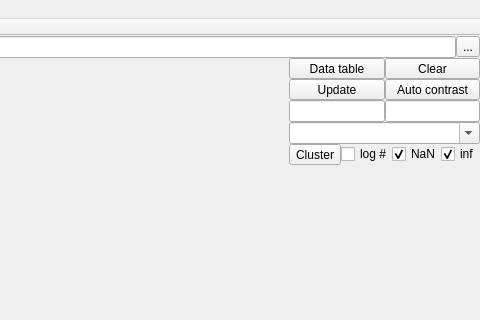
Fluorescence-Tools/ndxplorer, file ndxplorer/plot_main.ui: the form before one commit; both pictures show x 442 to 922 and y 0 to 320 of the 922 by 620 pixel window.
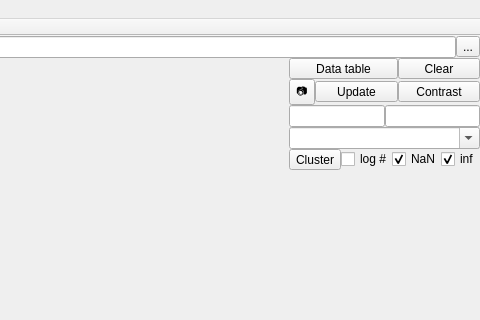
The form after the commit. Icons and pictures are not drawn.

Commit message:
Add default axes support and screenshot functionality
- Introduce `default_axes` configuration in settings for X/Y/Z/weight pre-selections.
- Implement screenshot tool button and saving workflow with customizable formats.
- Enhance dataset loading to apply default axes and maintain plot consistency.
- Refactor UI layout for improved tool accessibility and feature integration.

```diff
--- a/ndxplorer/plot_main.ui
+++ b/ndxplorer/plot_main.ui
@@ -166,22 +166,40 @@
               <property name="spacing">
                <number>0</number>
               </property>
+              <item row="2" column="2">
+               <widget class="QToolButton" name="toolButtonClearPlot">
+                <property name="enabled">
+                 <bool>true</bool>
+                </property>
+                <property name="sizePolicy">
+                 <sizepolicy hsizetype="MinimumExpanding" vsizetype="Fixed">
+                  <horstretch>0</horstretch>
+                  <verstretch>0</verstretch>
+                 </sizepolicy>
+                </property>
+                <property name="toolTip">
+                 <string>Clear plot</string>
+                </property>
+                <property name="text">
+                 <string>Clear</string>
+                </property>
+               </widget>
+              </item>
               <item row="3" column="0">
-               <widget class="QToolButton" name="toolButtonUpdatePlot">
-                <property name="enabled">
-                 <bool>true</bool>
-                </property>
+               <widget class="QToolButton" name="toolButton_screenshot">
                 <property name="sizePolicy">
-                 <sizepolicy hsizetype="MinimumExpanding" vsizetype="Fixed">
+                 <sizepolicy hsizetype="Fixed" vsizetype="Fixed">
                   <horstretch>0</horstretch>
                   <verstretch>0</verstretch>
                  </sizepolicy>
                 </property>
-                <property name="toolTip">
-                 <string>Update plot</string>
+                <property name="font">
+                 <font>
+                  <pointsize>8</pointsize>
+                 </font>
                 </property>
                 <property name="text">
-                 <string>Update</string>
+                 <string>📷</string>
                 </property>
                </widget>
               </item>
@@ -192,23 +210,7 @@
                 </property>
                </layout>
               </item>
-              <item row="2" column="0">
-               <widget class="QToolButton" name="toolButton_3">
-                <property name="enabled">
-                 <bool>true</bool>
-                </property>
-                <property name="sizePolicy">
-                 <sizepolicy hsizetype="MinimumExpanding" vsizetype="Fixed">
-                  <horstretch>0</horstretch>
-                  <verstretch>0</verstretch>
-                 </sizepolicy>
-                </property>
-                <property name="text">
-                 <string>Data table</string>
-                </property>
-               </widget>
-              </item>
-              <item row="7" column="0" colspan="2">
+              <item row="8" column="0" colspan="3">
                <widget class="QComboBox" name="comboBoxCmap">
                 <property name="sizePolicy">
                  <sizepolicy hsizetype="Ignored" vsizetype="Fixed">
@@ -221,7 +223,7 @@
                 </property>
                </widget>
               </item>
-              <item row="5" column="0" colspan="2">
+              <item row="6" column="0" colspan="3">
                <layout class="QHBoxLayout" name="horizontalLayout_4">
                 <property name="spacing">
                  <number>0</number>
@@ -266,26 +268,26 @@
                 </item>
                </layout>
               </item>
-              <item row="2" column="1">
-               <widget class="QToolButton" name="toolButtonClearPlot">
-                <property name="enabled">
-                 <bool>true</bool>
-                </property>
-                <property name="sizePolicy">
-                 <sizepolicy hsizetype="MinimumExpanding" vsizetype="Fixed">
-                  <horstretch>0</horstretch>
-                  <verstretch>0</verstretch>
-                 </sizepolicy>
-                </property>
-                <property name="toolTip">
-                 <string>Clear plot</string>
-                </property>
-                <property name="text">
-                 <string>Clear</string>
-                </property>
-               </widget>
-              </item>
               <item row="3" column="1">
+               <widget class="QToolButton" name="toolButtonUpdatePlot">
+                <property name="enabled">
+                 <bool>true</bool>
+                </property>
+                <property name="sizePolicy">
+                 <sizepolicy hsizetype="MinimumExpanding" vsizetype="Fixed">
+                  <horstretch>0</horstretch>
+                  <verstretch>0</verstretch>
+                 </sizepolicy>
+                </property>
+                <property name="toolTip">
+                 <string>Update plot</string>
+                </property>
+                <property name="text">
+                 <string>Update</string>
+                </property>
+               </widget>
+              </item>
+              <item row="3" column="2">
                <widget class="QToolButton" name="toolButton_AutoContrast">
                 <property name="sizePolicy">
                  <sizepolicy hsizetype="Minimum" vsizetype="Fixed">
@@ -294,7 +296,23 @@
                  </sizepolicy>
                 </property>
                 <property name="text">
-                 <string>Auto contrast</string>
+                 <string>Contrast</string>
+                </property>
+               </widget>
+              </item>
+              <item row="2" column="0" colspan="2">
+               <widget class="QToolButton" name="toolButton_3">
+                <property name="enabled">
+                 <bool>true</bool>
+                </property>
+                <property name="sizePolicy">
+                 <sizepolicy hsizetype="MinimumExpanding" vsizetype="Fixed">
+                  <horstretch>0</horstretch>
+                  <verstretch>0</verstretch>
+                 </sizepolicy>
+                </property>
+                <property name="text">
+                 <string>Data table</string>
                 </property>
                </widget>
               </item>
```
Left out of the diff: 8 changed lines with no effect on the pictures. The commit also changes 2 other files.
